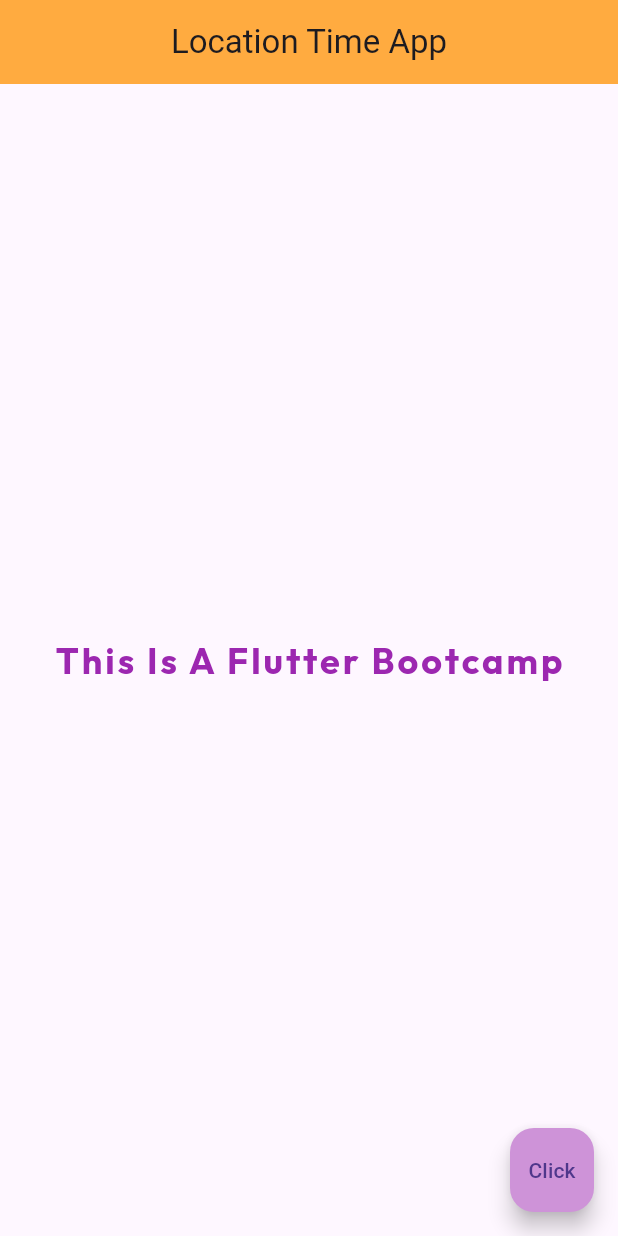
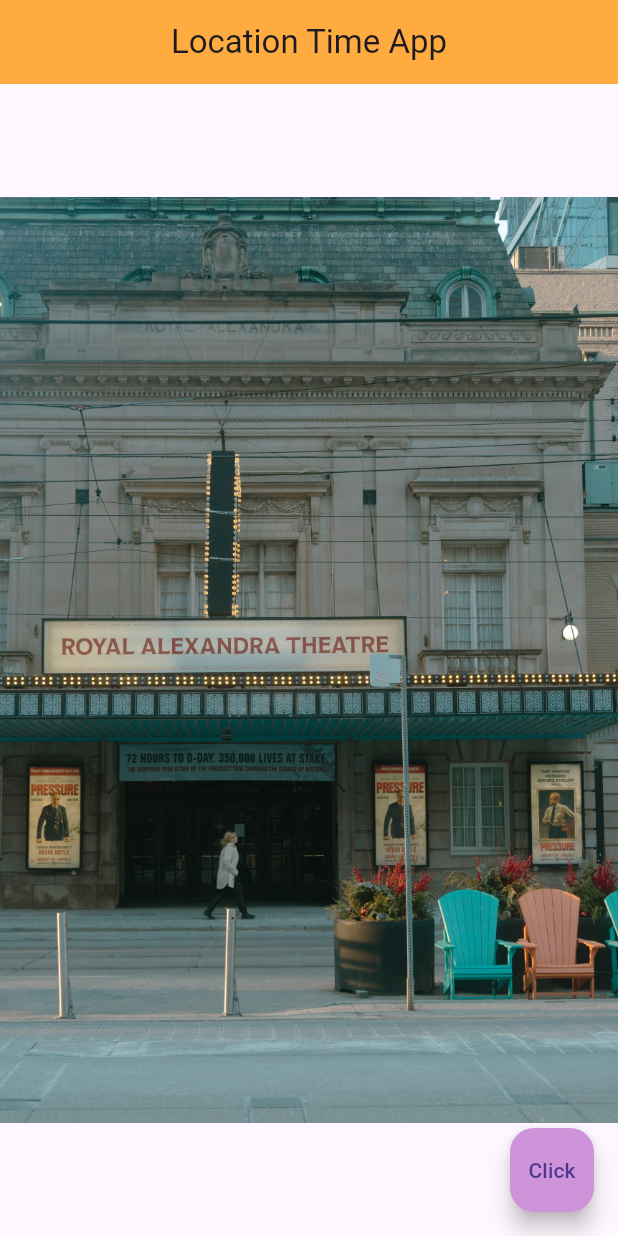
Before and after one commit to zcybrgd/Location-Time-App, a Flutter app: the screen it shows after launch, on a phone screen of 412 x 824 dp. Run offline on Flutter 3.47's test engine with Material 3 defaults, Android fonts, the phone set to English and light mode, and no system bars.

Commit message:
basic manipulation of assets

```diff
--- a/lib/main.dart
+++ b/lib/main.dart
@@ -19,16 +19,7 @@
         backgroundColor: Colors.orangeAccent,
       ),
       body: Center(
-        child: Text(
-          'This Is A Flutter Bootcamp',
-          style: TextStyle(
-              fontSize: 24.0,
-              fontWeight: FontWeight.bold,
-              letterSpacing: 2.0,
-              color: Colors.purple[500],
-              fontFamily: 'Outfit'
-          ),
-        ),
+      child: Image.asset('assets/img.jpg')
       ),
       floatingActionButton: FloatingActionButton(
         onPressed: () {},
--- a/pubspec.yaml
+++ b/pubspec.yaml
@@ -59,9 +59,8 @@
   uses-material-design: true
 
   # To add assets to your application, add an assets section, like this:
-  # assets:
-  #   - images/a_dot_burr.jpeg
-  #   - images/a_dot_ham.jpeg
+  assets:
+    - assets/
 
   # An image asset can refer to one or more resolution-specific "variants", see
   # https://flutter.dev/assets-and-images/#resolution-aware
```
Also changed, not shown: assets/img.jpg (added).
